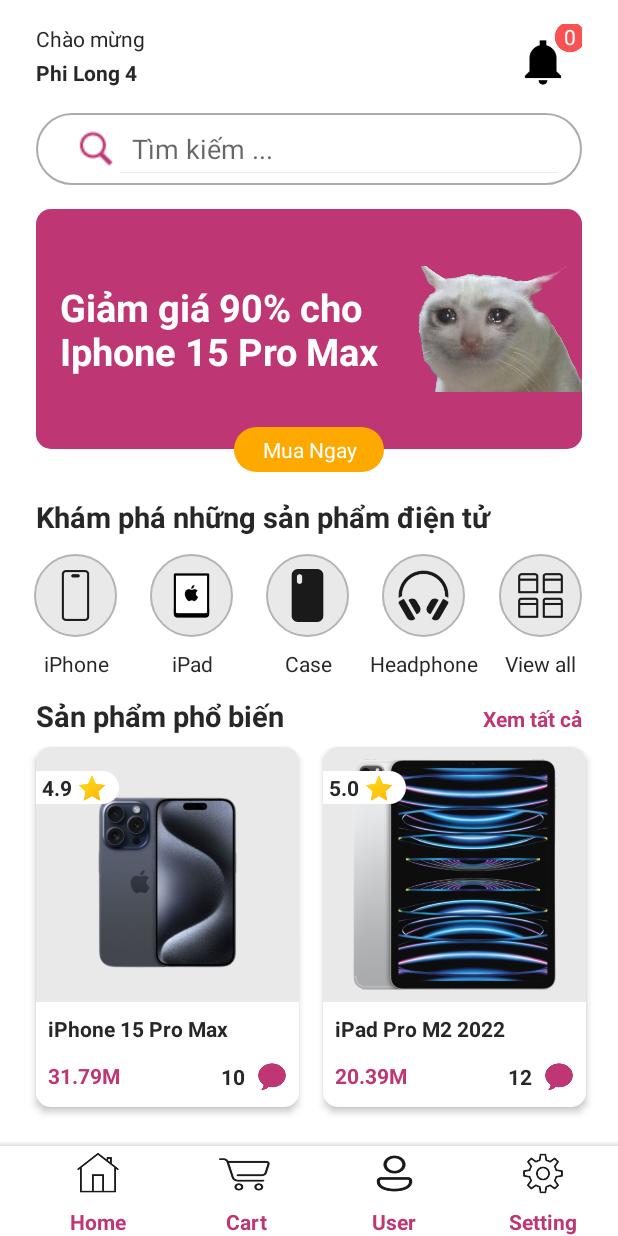
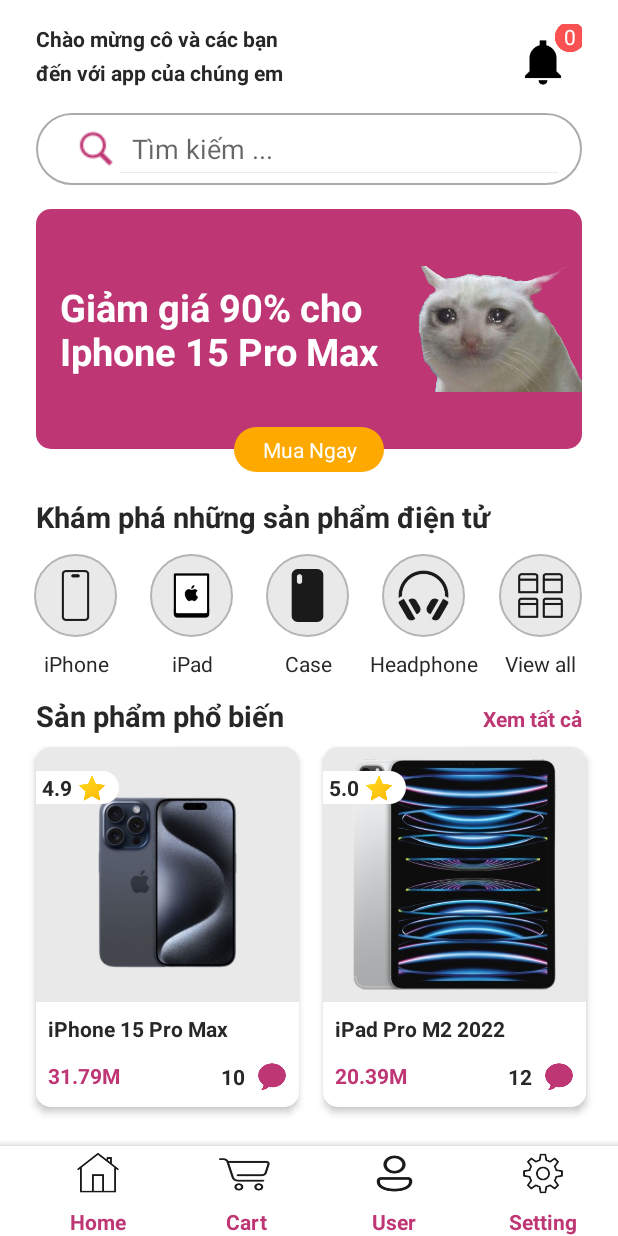
Before and after one commit to FiLongLaTui1584/DoAn, an Android app: the MainActivity screen opened directly, with no data from a screen before it, on a phone screen of 412 x 824 dp. Run offline under Robolectric (Android 15) with nearby library versions, the light colour scheme and no system bars.

Commit message:
PhiLong commit (sửa main, bỏ Phi Long 4)

```diff
--- a/app/src/main/res/layout/activity_main.xml
+++ b/app/src/main/res/layout/activity_main.xml
@@ -55,7 +55,8 @@
                     android:id="@+id/textView"
                     android:layout_width="wrap_content"
                     android:layout_height="wrap_content"
-                    android:text="Chào mừng"
+                    android:text="Chào mừng cô và các bạn"
+                    android:textStyle="bold"
                     android:textColor="@color/black"
                     app:layout_constraintStart_toStartOf="parent"
                     app:layout_constraintTop_toTopOf="parent" />
@@ -65,7 +66,7 @@
                     android:layout_width="wrap_content"
                     android:layout_height="wrap_content"
                     android:layout_marginTop="21dp"
-                    android:text="Phi Long 4"
+                    android:text="đến với app của chúng em"
                     android:textColor="@color/black"
                     android:textStyle="bold"
                     app:layout_constraintBottom_toBottomOf="parent"
```
